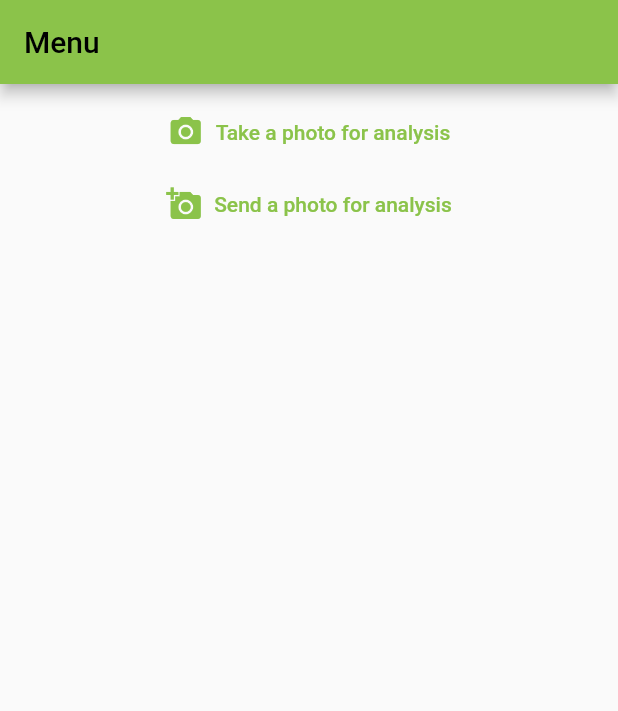
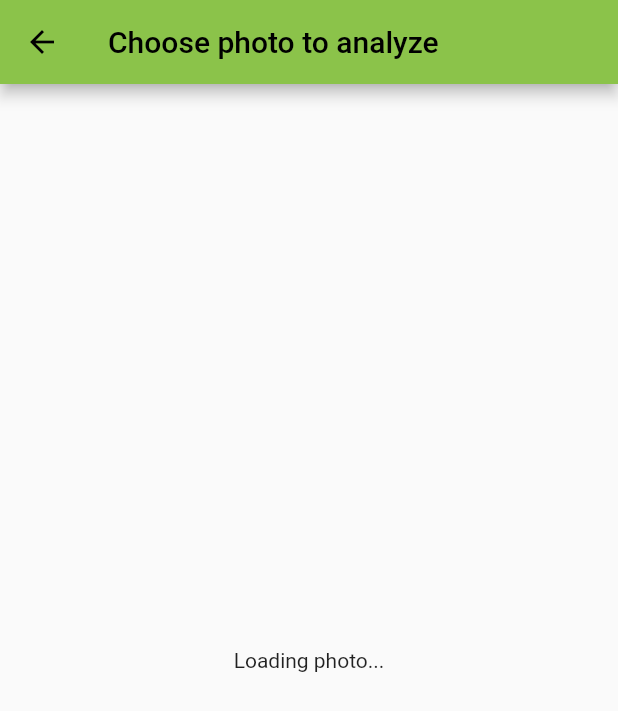
Before and after one commit to DIYSpectroid/SpecLight-App, a Flutter app: the screen it shows after launch, after a tap on "Send a photo for analysis", on a phone screen of 412 x 824 dp. Shown: the top 711 px of the screen. Run offline on Flutter 3.47's test engine with Material 2 defaults, Android fonts, the light colour scheme and no system bars; our stand-ins replace image_picker.

Commit message:
ChoosePhoto page

```diff
--- /dev/null
+++ b/lib/choose_image.dart
@@ -0,0 +1,59 @@
+
+
+
+import 'dart:io';
+
+import 'package:flutter/material.dart';
+import 'package:flutter/widgets.dart';
+import 'package:image_picker/image_picker.dart';
+
+final ImagePicker picker = ImagePicker();
+
+class ChoosePhotoPage extends StatefulWidget{
+
+  const ChoosePhotoPage({Key? key}) : super(key: key);
+
+
+
+
+
+  @override
+  State<ChoosePhotoPage> createState() => _ChoosePhotoPageState();
+
+}
+
+
+class _ChoosePhotoPageState extends State<ChoosePhotoPage> {
+
+  var image;
+
+  Future<XFile?> choosePhoto() async {
+    XFile? image = await picker.pickImage(source: ImageSource.gallery);
+  }
+
+  @override
+  Widget build(BuildContext context) {
+
+    return Scaffold(
+      appBar: AppBar(
+
+        title: const Text("Choose photo to analyze"),
+      ),
+      body: Center(
+          child: FutureBuilder<XFile?>(
+            future: choosePhoto(),
+            builder: (BuildContext context, AsyncSnapshot<XFile?> snapshot){
+              if(snapshot.hasData){
+                return  Container(
+                  color: Colors.grey[500],
+                  child: Center(child: Image.file(File(snapshot.data!.path))),
+                );
+              } else {
+                return const Text("Loading photo...");
+              }
+            },
+          )
+      ),
+    );
+  }
+}
--- a/lib/main.dart
+++ b/lib/main.dart
@@ -1,4 +1,5 @@
 import 'package:flutter/material.dart';
+import 'choose_image.dart';
 
 void main() {
   runApp(const MyApp());
@@ -69,7 +70,11 @@
             TextButton.icon(
               icon: const Icon(Icons.add_a_photo),
               label: const Text("Send a photo for analysis"),
-              onPressed: (){},
+              onPressed: (){
+                Navigator.push((context),
+                    MaterialPageRoute(builder:
+                        (context) => const ChoosePhotoPage(),));
+                },
             )
           ]
         )
--- a/pubspec.yaml
+++ b/pubspec.yaml
@@ -31,9 +31,11 @@ dependencies:
     sdk: flutter
 
 
+
   # The following adds the Cupertino Icons font to your application.
   # Use with the CupertinoIcons class for iOS style icons.
   cupertino_icons: ^1.0.2
+  image_picker: 0.8.4
 
 dev_dependencies:
   flutter_test:
```
Also changed, not shown: 1 other file.
